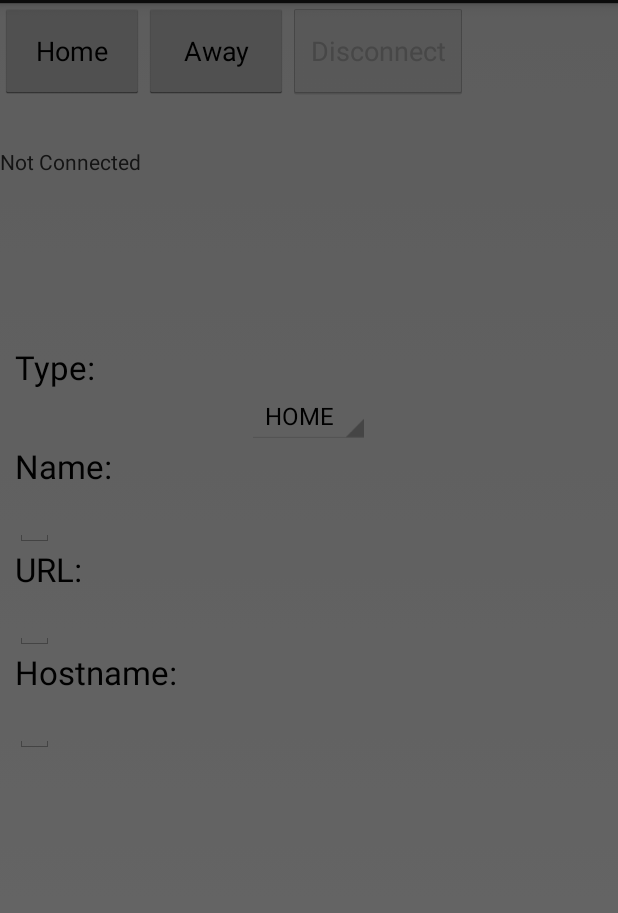
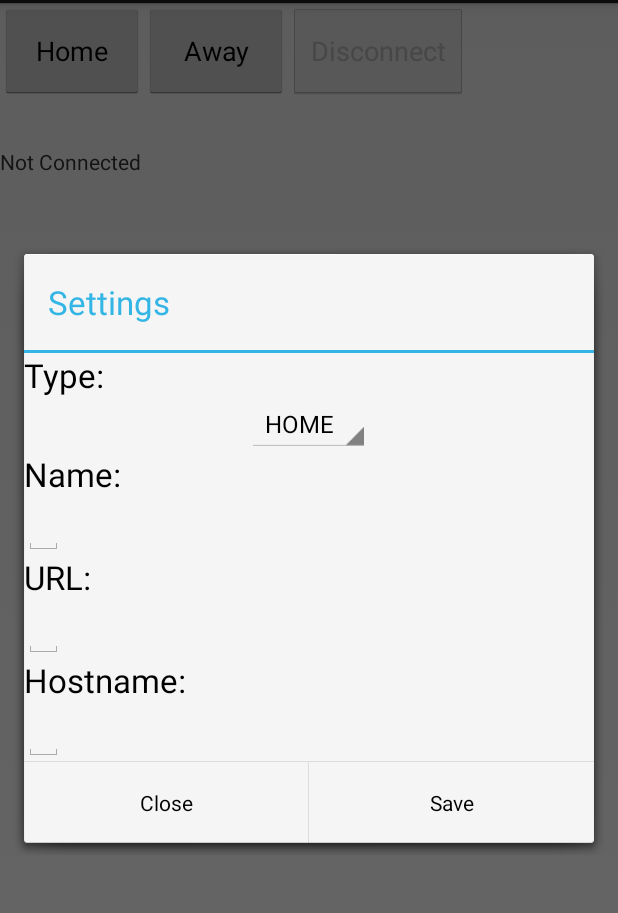
Before and after one commit to dmfrey/MythtvSync, an Android app: the screen it shows after launch (MainActivity), after a tap on "Preferences", on a phone screen of 412 x 824 dp, the part 69-982 px from its top. Run offline under Robolectric (Android 15) with nearby library versions, the phone set to English and light mode, and no system bars; 5 statements that could not run were skipped.

Commit message:
Fixed LocationProfileDialogFragment display issues.

```diff
--- a/src/main/java/org/mythtv/android/ui/LocationProfileDialogFragment.java
+++ b/src/main/java/org/mythtv/android/ui/LocationProfileDialogFragment.java
@@ -42,29 +42,6 @@ public class LocationProfileDialogFragment extends DialogFragment implements Ada
     }
 
     @Override
-    public View onCreateView( LayoutInflater inflater, ViewGroup container, Bundle savedInstanceState ) {
-        Log.d( TAG, "onCreateView : enter" );
-
-        View v = inflater.inflate( R.layout.fragment_location_profile_dialog, container, false );
-
-        mLocationProfileTypeSpinner = (Spinner) v.findViewById( R.id.location_profile_type_spinner );
-
-        mName = (EditText) v.findViewById( R.id.name_editText );
-        mUrl = (EditText) v.findViewById( R.id.url_editText );
-        mHostname = (EditText) v.findViewById( R.id.hostname_editText );
-
-        ArrayAdapter<CharSequence> adapter = ArrayAdapter.createFromResource( getActivity(), R.array.location_profile_types_array, android.R.layout.simple_spinner_item );
-        adapter.setDropDownViewResource(android.R.layout.simple_spinner_dropdown_item);
-        mLocationProfileTypeSpinner.setAdapter(adapter);
-        mLocationProfileTypeSpinner.setOnItemSelectedListener( this );
-
-        setShowsDialog( true );
-
-        Log.d( TAG, "onCreateView : exit" );
-        return v;
-    }
-
-    @Override
     public void onActivityCreated( Bundle savedInstanceState ) {
         Log.i(TAG, "onActivityCreated : enter");
         super.onActivityCreated( savedInstanceState );
@@ -79,28 +56,37 @@ public class LocationProfileDialogFragment extends DialogFragment implements Ada
     @Override
     public Dialog onCreateDialog( Bundle savedInstanceState ) {
 
-        return new AlertDialog.Builder( getActivity() )
-            .setTitle( getResources().getString( R.string.lbl_location_profile_dialog_title ) )
-            .setPositiveButton( getResources().getString( R.string.btn_save ),
+        View v = LayoutInflater.from(getActivity()).inflate( R.layout.fragment_location_profile_dialog, null);
 
+        mLocationProfileTypeSpinner = (Spinner) v.findViewById( R.id.location_profile_type_spinner );
+
+        mName = (EditText) v.findViewById( R.id.name_editText );
+        mUrl = (EditText) v.findViewById( R.id.url_editText );
+        mHostname = (EditText) v.findViewById( R.id.hostname_editText );
+
+        ArrayAdapter<CharSequence> adapter = ArrayAdapter.createFromResource( getActivity(), R.array.location_profile_types_array, android.R.layout.simple_spinner_item );
+        adapter.setDropDownViewResource(android.R.layout.simple_spinner_dropdown_item);
+        mLocationProfileTypeSpinner.setAdapter(adapter);
+        mLocationProfileTypeSpinner.setOnItemSelectedListener( this );
+
+        return new AlertDialog.Builder(getActivity())
+                .setTitle(R.string.lbl_location_profile_dialog_title)
+                .setView(v)
+                .setPositiveButton(R.string.btn_save,
                         new DialogInterface.OnClickListener() {
-                    public void onClick( DialogInterface dialog, int whichButton ) {
+                            public void onClick(DialogInterface dialog, int whichButton) {
                                 save();
                             }
                         }
-
                 )
-            .setNegativeButton( getResources().getString( R.string.btn_close ),
-
+                .setNegativeButton(R.string.btn_close,
                         new DialogInterface.OnClickListener() {
-                    public void onClick( DialogInterface dialog, int whichButton ) {
+                            public void onClick(DialogInterface dialog, int whichButton) {
                                 dialog.dismiss();
                             }
                         }
-
                 )
-            .show();
-
+                .create();
     }
 
     public void onItemSelected( AdapterView<?> parent, View view, int pos, long id ) {
```
Lines whose indentation alone changed are shown as unchanged.
